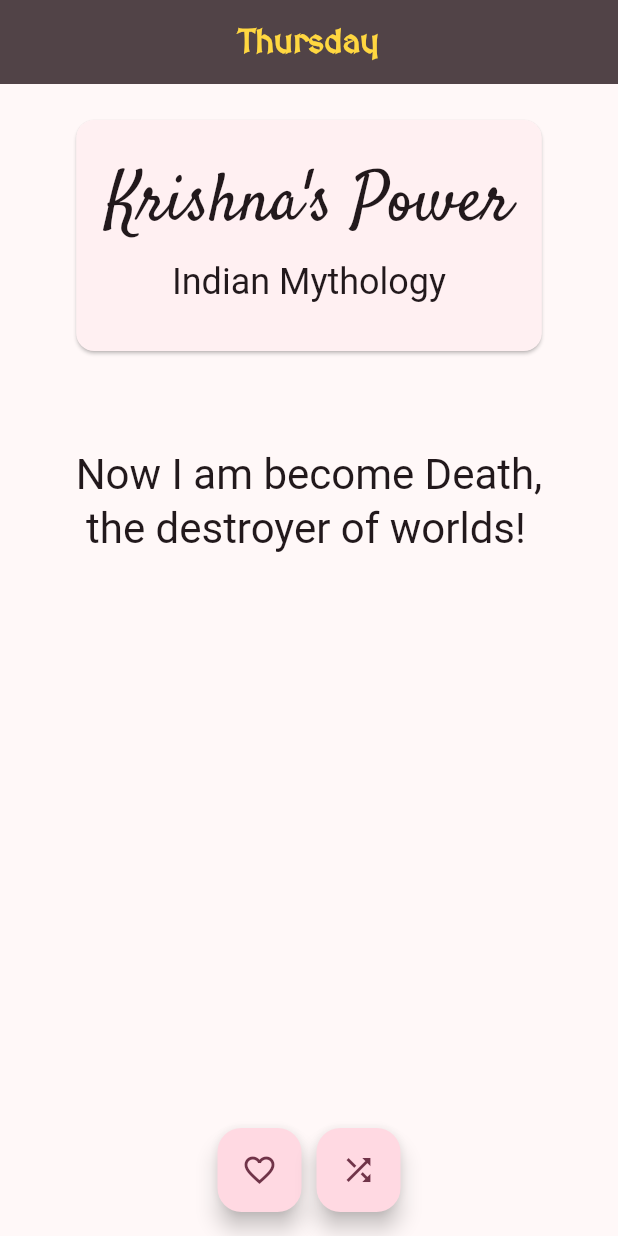
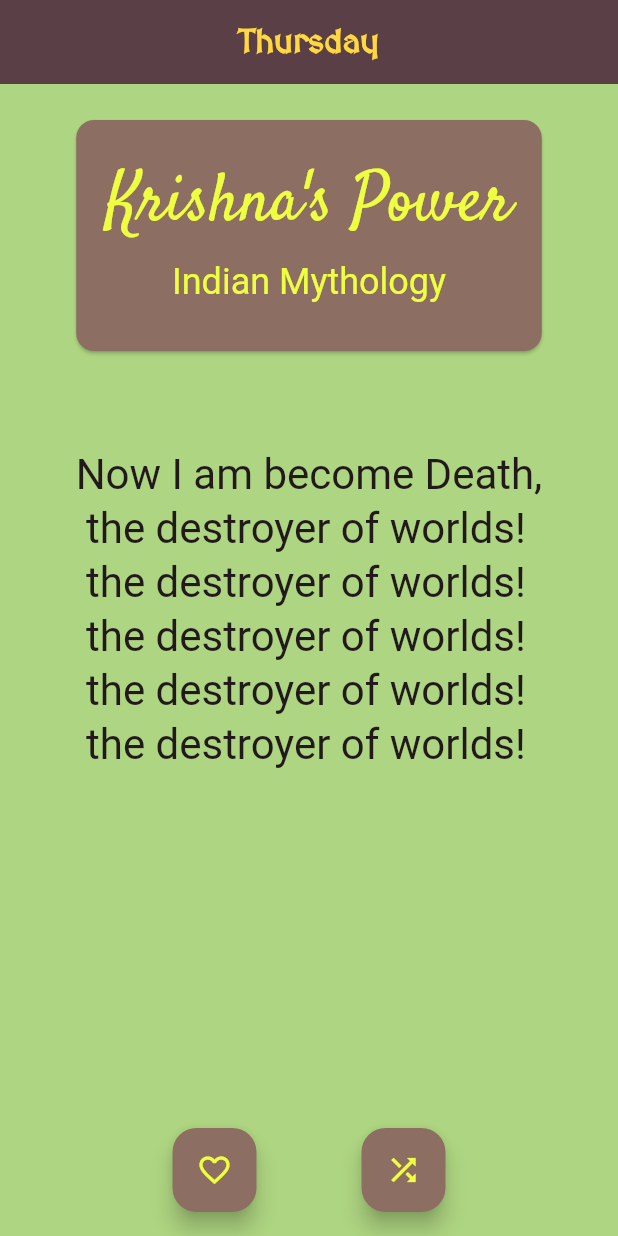
Before and after one commit to Niramin/daily_quotes, a Flutter app: the screen it shows after launch, on a phone screen of 412 x 824 dp. Run offline on Flutter 3.47's test engine with Material 2 defaults, Android fonts, the phone set to English and light mode, and no system bars.

Commit message:
basic colour setup

```diff
--- a/lib/main.dart
+++ b/lib/main.dart
@@ -52,8 +52,10 @@ class _MyHomePageState extends State<MyHomePage> {
   Widget build(BuildContext context) {
     var dayOfWeek = intl.DateFormat('EEEE').format(DateTime.now());
     return Scaffold(
+      //bg color
+      backgroundColor: Colors.lightGreen.shade300,
       appBar: AppBar(
-        backgroundColor: Theme.of(context).colorScheme.onSurfaceVariant,
+        backgroundColor: Theme.of(context).colorScheme.onSecondaryContainer,
         title: Center(
           child: Text(
             dayOfWeek,
@@ -75,6 +77,8 @@ class _MyHomePageState extends State<MyHomePage> {
             child: Column(
               children: <Widget>[
                 Card(
+                  //card color
+                  color: Colors.brown.shade400,
                   child: Padding(
                     padding: const EdgeInsets.fromLTRB(20.0, 30.0, 20.0, 30.0),
                     child: Column(
@@ -84,14 +88,19 @@ class _MyHomePageState extends State<MyHomePage> {
                           style: Theme.of(context)
                               .textTheme
                               .displayMedium
-                              ?.copyWith(fontFamily: 'Satisfy'),
+                              ?.copyWith(
+                                  fontFamily: 'Satisfy',
+                                  color: Colors.limeAccent),
                         ),
                         const SizedBox(
                           height: 10,
                         ),
                         Text(
                           'Indian Mythology',
-                          style: Theme.of(context).textTheme.headlineSmall,
+                          style: Theme.of(context)
+                              .textTheme
+                              .headlineSmall
+                              ?.copyWith(color: Colors.limeAccent),
                         ),
                       ],
                     ),
@@ -101,7 +110,7 @@ class _MyHomePageState extends State<MyHomePage> {
                   height: 60,
                 ),
                 Text(
-                  'Now I am become Death,\n the destroyer of worlds!',
+                  'Now I am become Death,\n the destroyer of worlds!\n the destroyer of worlds!\n the destroyer of worlds!\n the destroyer of worlds!\n the destroyer of worlds!',
                   style: Theme.of(context).textTheme.headlineMedium,
                 ),
                 const SizedBox(
@@ -118,14 +127,18 @@ class _MyHomePageState extends State<MyHomePage> {
           FloatingActionButton(
             onPressed: _toggleLike,
             tooltip: 'Like',
+            backgroundColor: Colors.brown.shade400,
+            foregroundColor: Colors.limeAccent,
             child: Icon(icon),
           ),
           const SizedBox(
-            width: 10,
+            width: 70,
           ),
           FloatingActionButton(
             onPressed: _showRandomLikedPoem,
-            tooltip: 'Like',
+            tooltip: 'Shuffle',
+            backgroundColor: Colors.brown.shade400,
+            foregroundColor: Colors.limeAccent,
             child: const Icon(Icons.shuffle),
           ),
         ],
```
